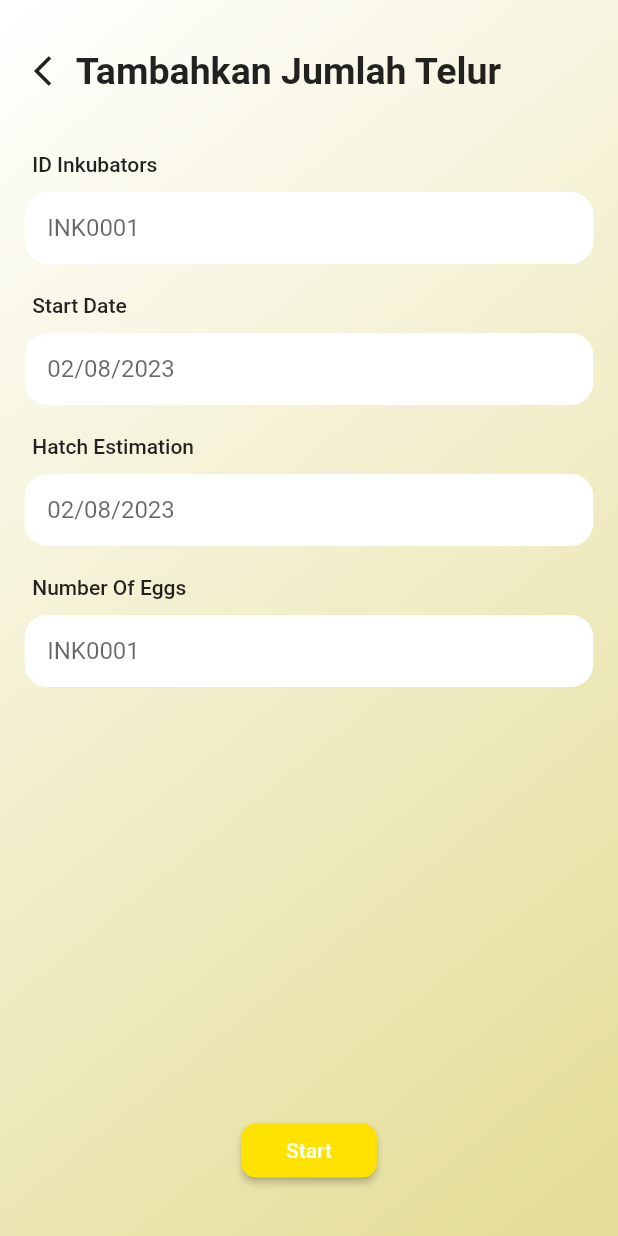
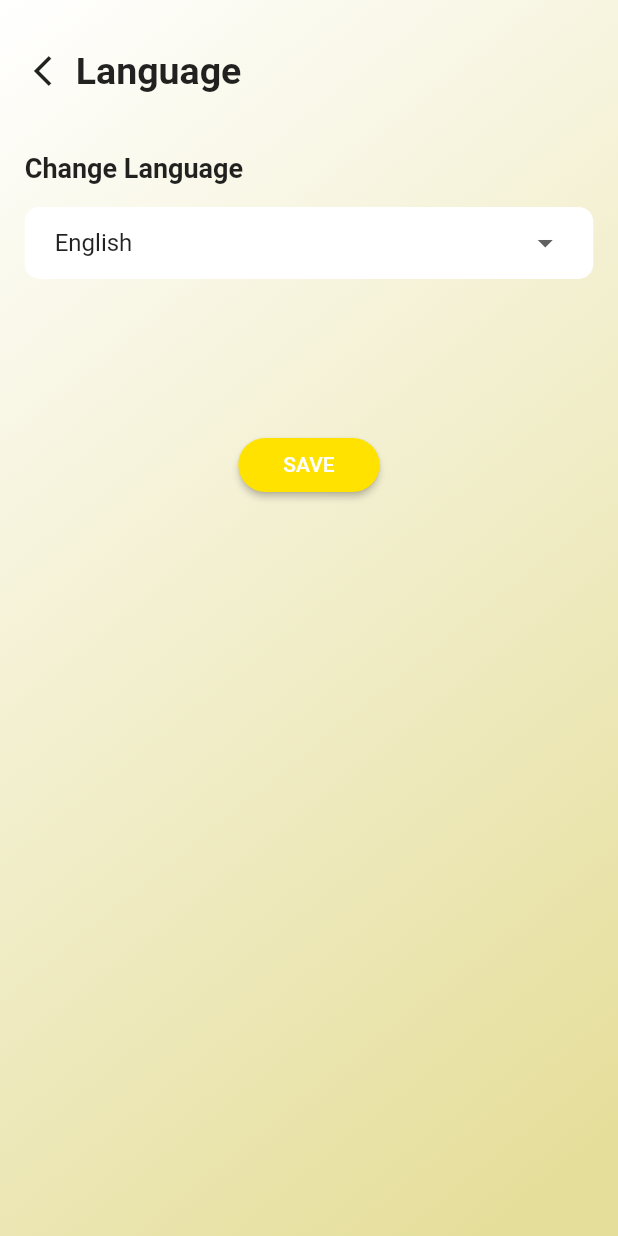
Before and after one commit to Akhdanre/Tetas.in, a Flutter app: the SettingScreen screen opened directly, after a tap on "Language", on a phone screen of 412 x 824 dp. Run offline on Flutter 3.47's test engine with Material 2 defaults, Android fonts, the light colour scheme and no system bars; our stand-ins replace bloc, flutter_bloc, shared_preferences; accounts and stored records are empty; generated files the repository leaves out were written again.

Commit message:
add language selection screen page

```diff
--- /dev/null
+++ b/lib/src/presentation/pages/language_selection_screen.dart
@@ -0,0 +1,103 @@
+import 'package:flutter/material.dart';
+import 'package:tetas_in/src/presentation/widgets/app_bar_custom.dart';
+import 'package:tetas_in/src/presentation/widgets/background.dart';
+import 'package:tetas_in/src/utils/color_string.dart';
+import 'package:tetas_in/src/utils/size_config.dart';
+
+class LanguageSelectionScreen extends StatefulWidget {
+  const LanguageSelectionScreen({super.key});
+
+  @override
+  State<LanguageSelectionScreen> createState() =>
+      _LanguageSelectionScreenState();
+}
+
+class _LanguageSelectionScreenState extends State<LanguageSelectionScreen> {
+  TextEditingController textEdit = TextEditingController();
+  String selectedLanguage = 'English';
+  List<String> languages = ['English', 'Spanish', 'French'];
+
+  @override
+  Widget build(BuildContext context) {
+    SizeConfig screen = SizeConfig(context);
+    return Scaffold(
+      body: SafeArea(
+        child: Background(
+          screen: screen,
+          child: Padding(
+            padding: EdgeInsets.symmetric(
+              vertical: screen.vertical2,
+              horizontal: screen.horizontal2,
+            ),
+            child: Column(
+              children: [
+                const AppBarCustom(title: "Language"),
+                const SizedBox(
+                  height: 40,
+                ),
+                const Align(
+                  alignment: Alignment.topLeft,
+                  child: Text(
+                    "Change Language",
+                    style: TextStyle(fontSize: 18, fontWeight: FontWeight.bold),
+                  ),
+                ),
+                const SizedBox(
+                  height: 15,
+                ),
+                Container(
+                  decoration: BoxDecoration(
+                    color: Colors.white,
+                    borderRadius: BorderRadius.circular(10), // Garis tepi
+                  ),
+                  child: Padding(
+                    padding: const EdgeInsets.symmetric(horizontal: 20),
+                    child: Row(
+                      children: [
+                        Expanded(
+                          child: DropdownButton(
+                            isExpanded: true,
+                            underline: const SizedBox(),
+                            focusColor: baseWhite,
+                            value: selectedLanguage,
+                            icon: const Icon(Icons.arrow_drop_down),
+                            onChanged: (String? newValue) {
+                              setState(() {
+                                selectedLanguage = newValue!;
+                              });
+                            },
+                            items: languages.map<DropdownMenuItem<String>>(
+                              (String value) {
+                                return DropdownMenuItem<String>(
+                                  value: value,
+                                  child: Text(value),
+                                );
+                              },
+                            ).toList(),
+                          ),
+                        ),
+                      ],
+                    ),
+                  ),
+                ),
+                const SizedBox(
+                  height: 100,
+                ),
+                ElevatedButton(
+                    onPressed: () {},
+                    style: ButtonStyle(
+                        padding: const MaterialStatePropertyAll(
+                            EdgeInsets.symmetric(horizontal: 30)),
+                        shape: MaterialStatePropertyAll(RoundedRectangleBorder(
+                            borderRadius: BorderRadius.circular(20))),
+                        backgroundColor:
+                            const MaterialStatePropertyAll(yellowString)),
+                    child: const Text("SAVE")),
+              ],
+            ),
+          ),
+        ),
+      ),
+    );
+  }
+}
--- a/lib/src/presentation/pages/setting_screen.dart
+++ b/lib/src/presentation/pages/setting_screen.dart
@@ -1,5 +1,6 @@
 import 'package:flutter/material.dart';
 import 'package:tetas_in/src/presentation/pages/add_inkubator.dart';
+import 'package:tetas_in/src/presentation/pages/language_selection_screen.dart';
 import 'package:tetas_in/src/presentation/pages/list_inkubators_screen.dart';
 import 'package:tetas_in/src/presentation/pages/login_screen.dart';
 import 'package:tetas_in/src/presentation/pages/profile_screen.dart';
@@ -104,7 +105,7 @@ class SettingScreen extends StatelessWidget {
                     const ButtonMenu(
                       icon: Icons.language,
                       text: "Language",
-                      target: StartInkuPage(),
+                      target: LanguageSelectionScreen(),
                     ),
                     const SizedBox(
                       height: 10,
```
